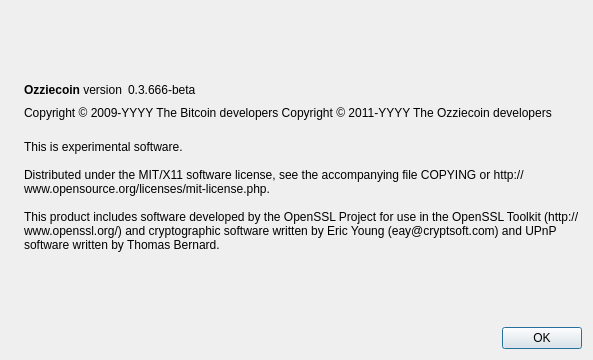
The window that src/qt/forms/aboutdialog.ui (arjunmsh/ozziecoin) describes before a commit, drawn with Qt 5.
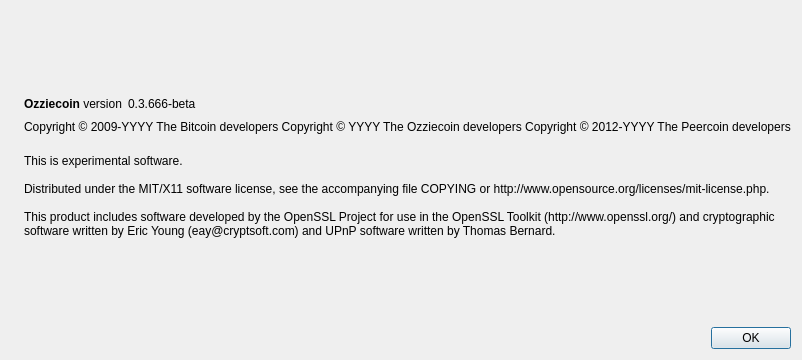
The same window after the commit. Icons and pictures are not drawn.

```diff
--- a/src/qt/forms/aboutdialog.ui
+++ b/src/qt/forms/aboutdialog.ui
@@ -92,7 +92,8 @@
        </property>
        <property name="text">
         <string notr="true">Copyright &amp;copy; 2009-YYYY The Bitcoin developers
-Copyright &amp;copy; 2011-YYYY The Ozziecoin developers</string>
+Copyright &amp;copy; YYYY The Ozziecoin developers
+Copyright &amp;copy; 2012-YYYY The Peercoin developers</string>
        </property>
        <property name="textFormat">
         <enum>Qt::RichText</enum>
```
